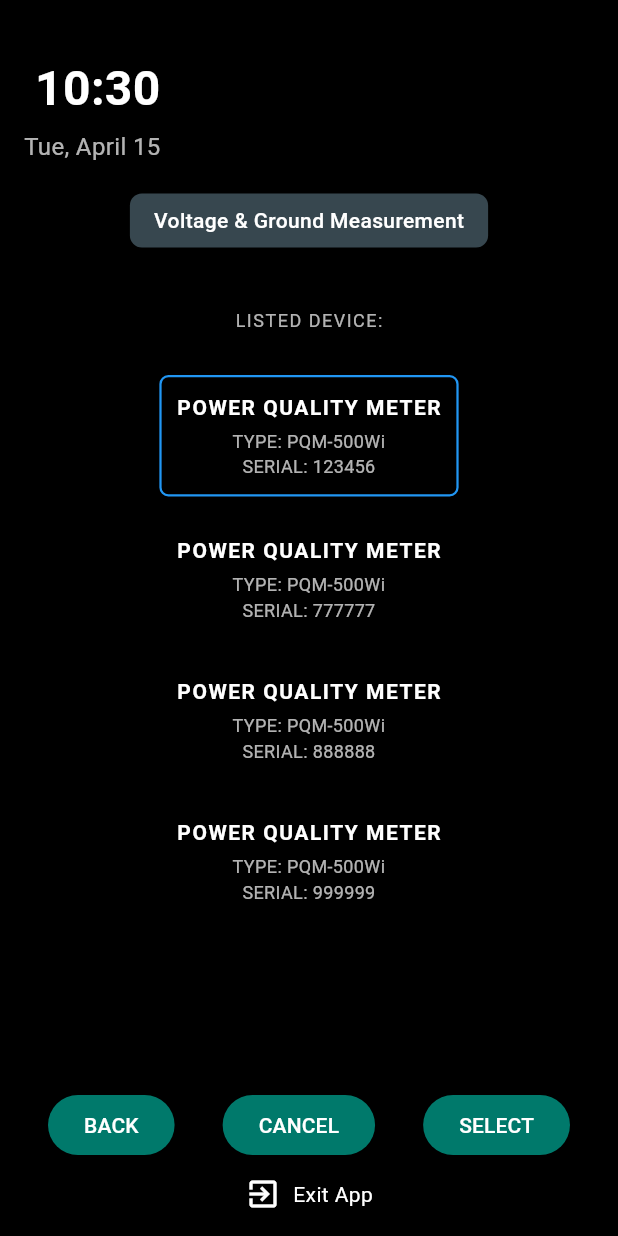
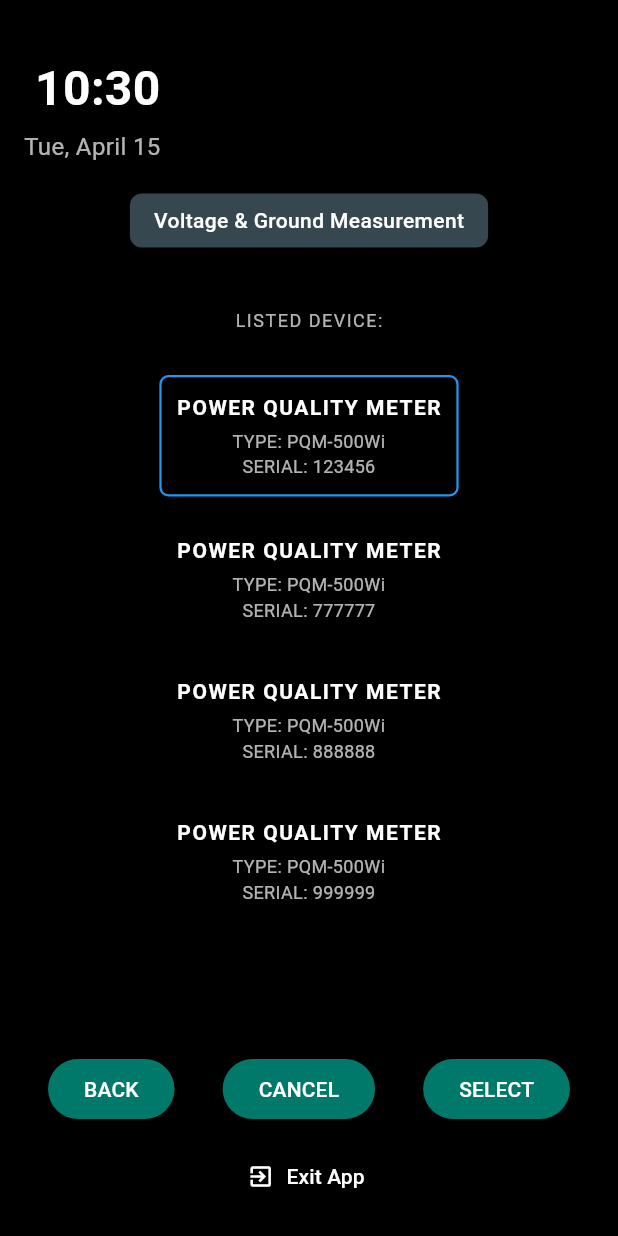
Before and after one commit to YendiOktavianto/pqm_wifi_ap, a Flutter app: the ConnectedDevicePage screen opened directly, after a tap on "BACK", on a phone screen of 412 x 824 dp. Run offline on Flutter 3.47's test engine with Material 3 defaults, Android fonts, the light colour scheme and no system bars; our stand-ins replace google_fonts.

Commit message:
Replace Exit Button with separate Widget for all Page

```diff
--- a/lib/views/connected_device_page.dart
+++ b/lib/views/connected_device_page.dart
@@ -2,6 +2,7 @@ import 'package:flutter/material.dart';
 import 'device_list_page.dart';
 import 'measurement_page.dart';
 import '../widgets/date_time_display.dart';
+import '../widgets/exit_app_button.dart';
 
 class ConnectedDevicePage extends StatelessWidget {
   const ConnectedDevicePage({super.key});
@@ -130,15 +131,7 @@ class ConnectedDevicePage extends StatelessWidget {
                 ],
               ),
               const SizedBox(height: 20),
-              TextButton.icon(
-                style: TextButton.styleFrom(foregroundColor: Colors.white),
-                onPressed: () {},
-                icon: const Icon(Icons.exit_to_app, color: Colors.white),
-                label: const Text(
-                  'Exit App',
-                  style: TextStyle(color: Colors.white, fontSize: 14),
-                ),
-              ),
+              const ExitAppButton(),
               const SizedBox(height: 20),
             ],
           ),
--- a/lib/views/device_list_page.dart
+++ b/lib/views/device_list_page.dart
@@ -2,6 +2,7 @@ import 'package:flutter/material.dart';
 import 'main_menu_page.dart';
 import 'connected_device_page.dart';
 import '../widgets/date_time_display.dart';
+import '../widgets/exit_app_button.dart';
 
 class DeviceListPage extends StatefulWidget {
   const DeviceListPage({super.key});
@@ -44,7 +45,11 @@ class _DeviceListPageState extends State<DeviceListPage> {
                 ),
                 child: const Text(
                   'Voltage & Ground Measurement',
-                  style: TextStyle(color: Colors.white, fontSize: 14, fontWeight: FontWeight.w500),
+                  style: TextStyle(
+                    color: Colors.white,
+                    fontSize: 14,
+                    fontWeight: FontWeight.w500,
+                  ),
                 ),
               ),
               const SizedBox(height: 40),
@@ -127,17 +132,7 @@ class _DeviceListPageState extends State<DeviceListPage> {
               ),
               const SizedBox(height: 10),
               // Exit App
-              Row(
-                mainAxisAlignment: MainAxisAlignment.center,
-                children: [
-                  Icon(Icons.exit_to_app, color: Colors.white),
-                  SizedBox(width: 8),
-                  Text(
-                    "Exit App",
-                    style: TextStyle(color: Colors.white, fontSize: 14),
-                  ),
-                ],
-              ),
+              const ExitAppButton(),
             ],
           ),
         ),
@@ -149,9 +144,7 @@ class _DeviceListPageState extends State<DeviceListPage> {
     return Align(
       alignment: Alignment.center,
       child: ConstrainedBox(
-        constraints: const BoxConstraints(
-          maxWidth: 250,
-        ),
+        constraints: const BoxConstraints(maxWidth: 250),
         child: Container(
           margin: const EdgeInsets.symmetric(vertical: 8),
           padding: const EdgeInsets.symmetric(vertical: 10, horizontal: 10),
--- a/lib/views/export_select_file_page.dart
+++ b/lib/views/export_select_file_page.dart
@@ -1,5 +1,6 @@
 import 'package:flutter/material.dart';
 import 'export_search_file_page.dart';
+import '../widgets/exit_app_button.dart';
 
 class ExportSelectFilePage extends StatefulWidget {
   const ExportSelectFilePage({super.key});
@@ -164,6 +165,7 @@ class _ExportSelectFilePageState extends State<ExportSelectFilePage> {
                 ],
               ),
             ),
+            Center(child: const ExitAppButton()),
           ],
         ),
       ),
```
Also changed, not shown: lib/views/exit_page.dart (+11 -3 lines), lib/views/export_search_file_page.dart (+2 -10 lines), lib/views/main_menu_page.dart (+2 -12 lines), lib/views/measurement_page.dart (+2 -8 lines), lib/views/open_search_file_page.dart (+2 -11 lines), lib/views/open_select_file_page.dart (+4 -9 lines), lib/views/recording_page.dart (+2 -8 lines), lib/views/rename_file_page.dart (+2 -10 lines).
